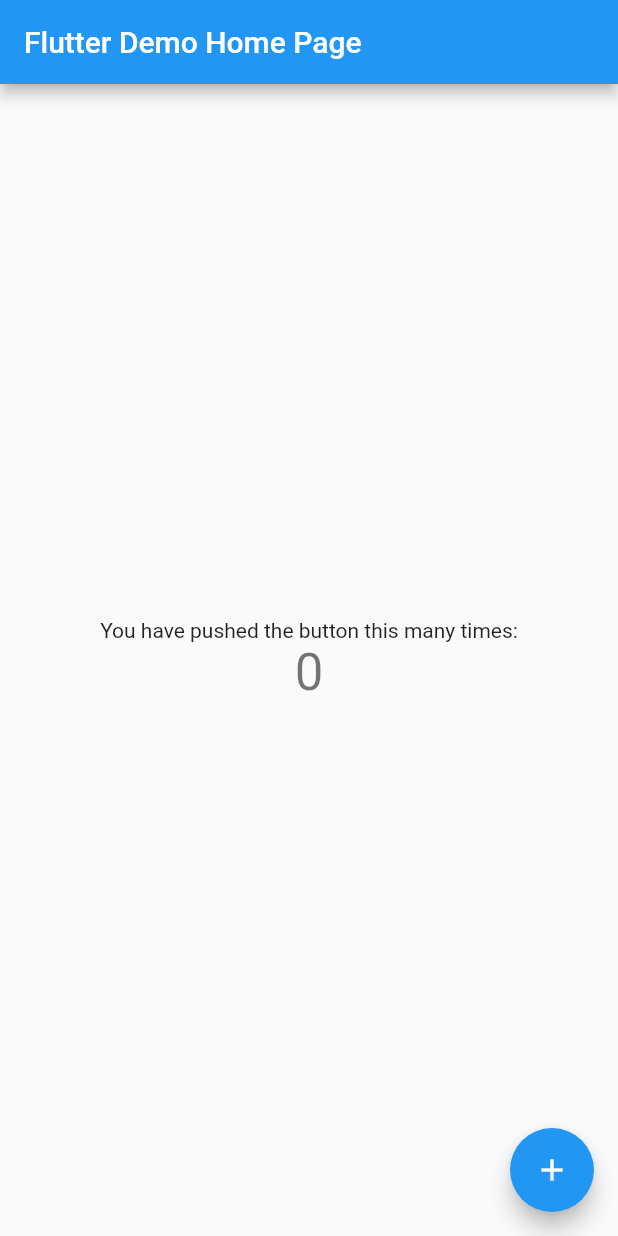
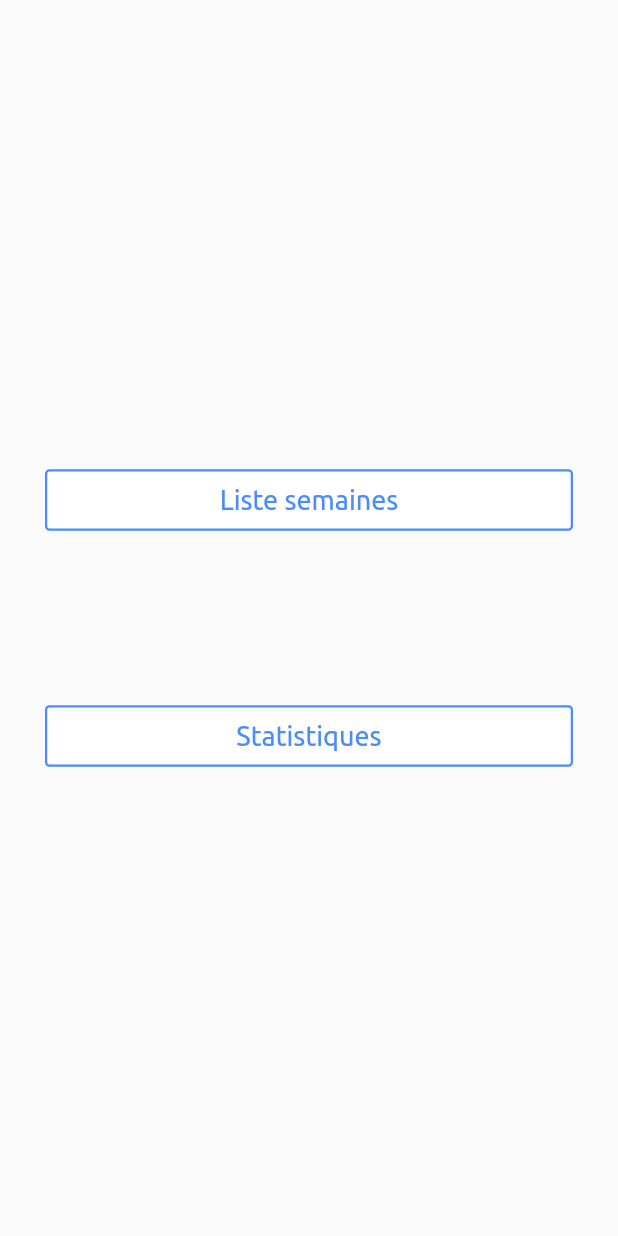
Before and after one commit to Fabccc/MuscleHack, a Flutter app: the screen it shows after launch, on a phone screen of 412 x 824 dp. Run offline on Flutter 3.47's test engine with Material 2 defaults, Android fonts, the phone set to English and light mode, and no system bars; our stand-ins replace sqflite; accounts and stored records are empty; project files that could hold a hidden picture were left out.

```diff
--- /dev/null
+++ b/lib/components/button.dart
@@ -0,0 +1,32 @@
+import 'package:flutter/material.dart';
+import 'package:flutter/widgets.dart';
+
+class MenuButton extends StatelessWidget {
+  final Function? onPressed;
+  final String content;
+
+  const MenuButton({Key? key, this.onPressed, required this.content})
+      : super(key: key);
+
+  @override
+  Widget build(BuildContext context) {
+    return OutlinedButton(
+        style: OutlinedButton.styleFrom(
+            backgroundColor: const Color(0xffffffff),
+            shape: const RoundedRectangleBorder(
+                borderRadius: BorderRadius.all(Radius.circular(3))),
+            side: const BorderSide(width: 1.5, color: Color(0xff4a8cfc))),
+        onPressed: () {
+          //onPressed!();
+        },
+        child: Padding(
+          padding: const EdgeInsets.symmetric(vertical: 10, horizontal: 0),
+          child: Text(content,
+              style: const TextStyle(
+                  color: Color(0xff4a8cfc),
+                  fontSize: 18,
+                  fontFamily: "Ubuntu",
+                  fontWeight: FontWeight.normal)),
+        ));
+  }
+}
--- a/lib/main.dart
+++ b/lib/main.dart
@@ -1,115 +1,55 @@
 import 'package:flutter/material.dart';
+import 'package:musclatax/components/button.dart';
+import 'package:musclatax/views/weeks.dart';
 
 void main() {
-  runApp(const MyApp());
+  runApp(const Musclatax());
 }
 
-class MyApp extends StatelessWidget {
-  const MyApp({Key? key}) : super(key: key);
+class Musclatax extends StatelessWidget {
+  const Musclatax({Key? key}) : super(key: key);
 
   // This widget is the root of your application.
   @override
   Widget build(BuildContext context) {
     return MaterialApp(
       title: 'Flutter Demo',
-      theme: ThemeData(
-        // This is the theme of your application.
-        //
-        // Try running your application with "flutter run". You'll see the
-        // application has a blue toolbar. Then, without quitting the app, try
-        // changing the primarySwatch below to Colors.green and then invoke
-        // "hot reload" (press "r" in the console where you ran "flutter run",
-        // or simply save your changes to "hot reload" in a Flutter IDE).
-        // Notice that the counter didn't reset back to zero; the application
-        // is not restarted.
-        primarySwatch: Colors.blue,
-      ),
-      home: const MyHomePage(title: 'Flutter Demo Home Page'),
+      theme: ThemeData(primaryColor: const Color(0xff48acfc)),
+      home: const MusclataxMainMenu(),
     );
   }
 }
 
-class MyHomePage extends StatefulWidget {
-  const MyHomePage({Key? key, required this.title}) : super(key: key);
-
-  // This widget is the home page of your application. It is stateful, meaning
-  // that it has a State object (defined below) that contains fields that affect
-  // how it looks.
-
-  // This class is the configuration for the state. It holds the values (in this
-  // case the title) provided by the parent (in this case the App widget) and
-  // used by the build method of the State. Fields in a Widget subclass are
-  // always marked "final".
-
-  final String title;
-
-  @override
-  State<MyHomePage> createState() => _MyHomePageState();
-}
-
-class _MyHomePageState extends State<MyHomePage> {
-  int _counter = 0;
-
-  void _incrementCounter() {
-    setState(() {
-      // This call to setState tells the Flutter framework that something has
-      // changed in this State, which causes it to rerun the build method below
-      // so that the display can reflect the updated values. If we changed
-      // _counter without calling setState(), then the build method would not be
-      // called again, and so nothing would appear to happen.
-      _counter++;
-    });
-  }
+class MusclataxMainMenu extends StatelessWidget {
+  const MusclataxMainMenu({Key? key}) : super(key: key);
 
   @override
   Widget build(BuildContext context) {
-    // This method is rerun every time setState is called, for instance as done
-    // by the _incrementCounter method above.
-    //
-    // The Flutter framework has been optimized to make rerunning build methods
-    // fast, so that you can just rebuild anything that needs updating rather
-    // than having to individually change instances of widgets.
+    const double topbottom = 200;
+    const double leftright = 30;
     return Scaffold(
-      appBar: AppBar(
-        // Here we take the value from the MyHomePage object that was created by
-        // the App.build method, and use it to set our appbar title.
-        title: Text(widget.title),
-      ),
-      body: Center(
-        // Center is a layout widget. It takes a single child and positions it
-        // in the middle of the parent.
+      body: Container(
+        margin: const EdgeInsets.only(
+            top: topbottom,
+            bottom: topbottom,
+            left: leftright,
+            right: leftright),
         child: Column(
-          // Column is also a layout widget. It takes a list of children and
-          // arranges them vertically. By default, it sizes itself to fit its
-          // children horizontally, and tries to be as tall as its parent.
-          //
-          // Invoke "debug painting" (press "p" in the console, choose the
-          // "Toggle Debug Paint" action from the Flutter Inspector in Android
-          // Studio, or the "Toggle Debug Paint" command in Visual Studio Code)
-          // to see the wireframe for each widget.
-          //
-          // Column has various properties to control how it sizes itself and
-          // how it positions its children. Here we use mainAxisAlignment to
-          // center the children vertically; the main axis here is the vertical
-          // axis because Columns are vertical (the cross axis would be
-          // horizontal).
-          mainAxisAlignment: MainAxisAlignment.center,
-          children: <Widget>[
-            const Text(
-              'You have pushed the button this many times:',
-            ),
-            Text(
-              '$_counter',
-              style: Theme.of(context).textTheme.headline4,
-            ),
+          mainAxisAlignment: MainAxisAlignment.spaceEvenly,
+          crossAxisAlignment: CrossAxisAlignment.stretch,
+          children: [
+            MenuButton(
+                onPressed: () => {
+                      Navigator.push(
+                          context,
+                          MaterialPageRoute(
+                              builder: (context) => const WeekList()))
+                    },
+                content: "Liste semaines"),
+            const MenuButton(content: "Statistiques")
           ],
         ),
       ),
-      floatingActionButton: FloatingActionButton(
-        onPressed: _incrementCounter,
-        tooltip: 'Increment',
-        child: const Icon(Icons.add),
-      ), // This trailing comma makes auto-formatting nicer for build methods.
     );
   }
 }
--- a/lib/views/weeks.dart
+++ b/lib/views/weeks.dart
@@ -6,8 +6,6 @@ import 'package:musclatax/models/train.dart';
 import 'package:musclatax/views/week.dart';
 
 class WeekList extends StatefulWidget {
-
-
   const WeekList({Key? key}) : super(key: key);
 
   @override
@@ -51,8 +49,10 @@ class _WeekListState extends State<WeekList> {
                 child: Week.widget(extracted),
                 onTap: () {
                   // Launch the week view
-                Navigator.push(context,
-                    MaterialPageRoute(builder: (ctx) => WeekDisplay(week: extracted)));
+                  Navigator.push(
+                      context,
+                      MaterialPageRoute(
+                          builder: (ctx) => WeekDisplay(week: extracted)));
                 },
               );
             },
@@ -60,6 +60,10 @@ class _WeekListState extends State<WeekList> {
                 const Divider(),
           ),
         ],
-    ));
+      ),
+      floatingActionButton: FloatingActionButton(
+        onPressed: () {},
+      ),
+    );
   }
 }
```
Also changed, not shown: 1 other file. Lines whose indentation alone changed are shown as unchanged.
